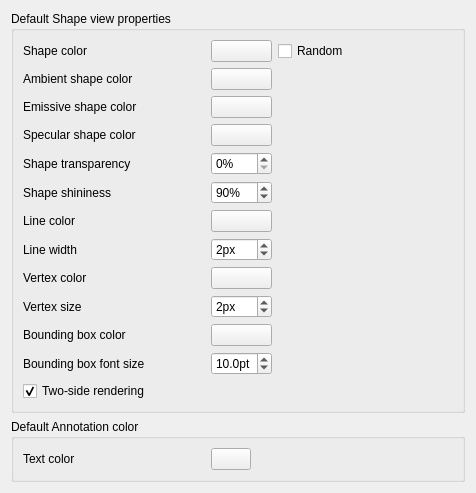
Before: the Qt Designer form src/Mod/Part/Gui/DlgSettingsObjectColor.ui in southseact-3d/fcd, drawn with Qt 5.
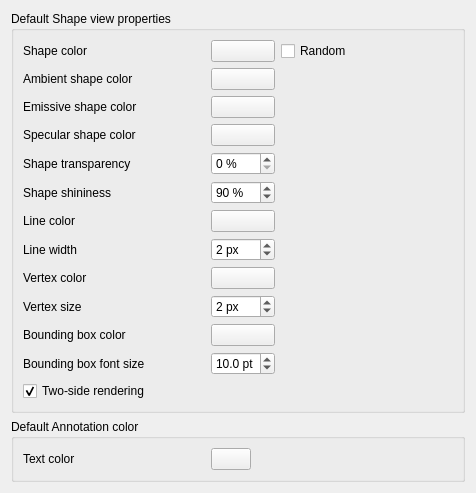
After: the same form once the commit is applied. Custom widgets are drawn as their Qt base class.

Diff of the .ui file:
```diff
--- a/src/Mod/Part/Gui/DlgSettingsObjectColor.ui
+++ b/src/Mod/Part/Gui/DlgSettingsObjectColor.ui
@@ -189,7 +189,7 @@
            <string>The default transparency for new shapes</string>
           </property>
           <property name="suffix">
-           <string notr="true">%</string>
+           <string notr="true"> %</string>
           </property>
           <property name="maximum">
            <number>100</number>
@@ -224,7 +224,7 @@
            <string>The default shininess for new shapes</string>
           </property>
           <property name="suffix">
-           <string notr="true">%</string>
+           <string notr="true"> %</string>
           </property>
           <property name="maximum">
            <number>100</number>
@@ -295,7 +295,7 @@
            <string>The default line thickness for new shapes</string>
           </property>
           <property name="suffix">
-           <string>px</string>
+           <string notr="true"> px</string>
           </property>
           <property name="maximum">
            <number>9</number>
@@ -363,7 +363,7 @@
            <string>The default size for new vertices</string>
           </property>
           <property name="suffix">
-           <string>px</string>
+           <string notr="true"> px</string>
           </property>
           <property name="maximum">
            <number>9</number>
@@ -431,7 +431,7 @@
            <string>The font size of bounding boxes in the 3D view</string>
           </property>
           <property name="suffix">
-           <string notr="true">pt</string>
+           <string notr="true"> pt</string>
           </property>
           <property name="decimals">
            <number>1</number>
```
